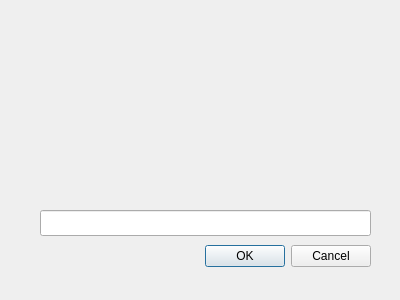
Seagate/cloudfuse, file gui/passwordDialog.ui: the form before one commit.
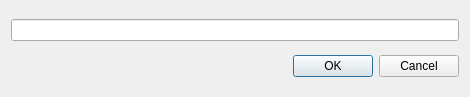
The form after the commit.

Commit message: Adjust size of Qdialogbox

Patch:
```diff
--- a/gui/passwordDialog.ui
+++ b/gui/passwordDialog.ui
@@ -6,22 +6,19 @@
    <rect>
     <x>0</x>
     <y>0</y>
-    <width>400</width>
-    <height>300</height>
+    <width>470</width>
+    <height>97</height>
    </rect>
   </property>
   <property name="windowTitle">
    <string>Dialog</string>
   </property>
+  <layout class="QGridLayout" name="gridLayout">
+   <item row="0" column="0">
+    <widget class="QLineEdit" name="lineEdit_password"/>
+   </item>
+   <item row="1" column="0">
   <widget class="QDialogButtonBox" name="buttonBox">
-   <property name="geometry">
-    <rect>
-     <x>30</x>
-     <y>240</y>
-     <width>341</width>
-     <height>32</height>
-    </rect>
-   </property>
    <property name="orientation">
     <enum>Qt::Horizontal</enum>
    </property>
@@ -29,16 +26,8 @@
     <set>QDialogButtonBox::Cancel|QDialogButtonBox::Ok</set>
    </property>
   </widget>
-  <widget class="QLineEdit" name="lineEdit_password">
-   <property name="geometry">
-    <rect>
-     <x>40</x>
-     <y>210</y>
-     <width>331</width>
-     <height>26</height>
-    </rect>
-   </property>
-  </widget>
+   </item>
+  </layout>
  </widget>
  <resources/>
  <connections>
```
Lines whose indentation alone changed are shown as unchanged.
